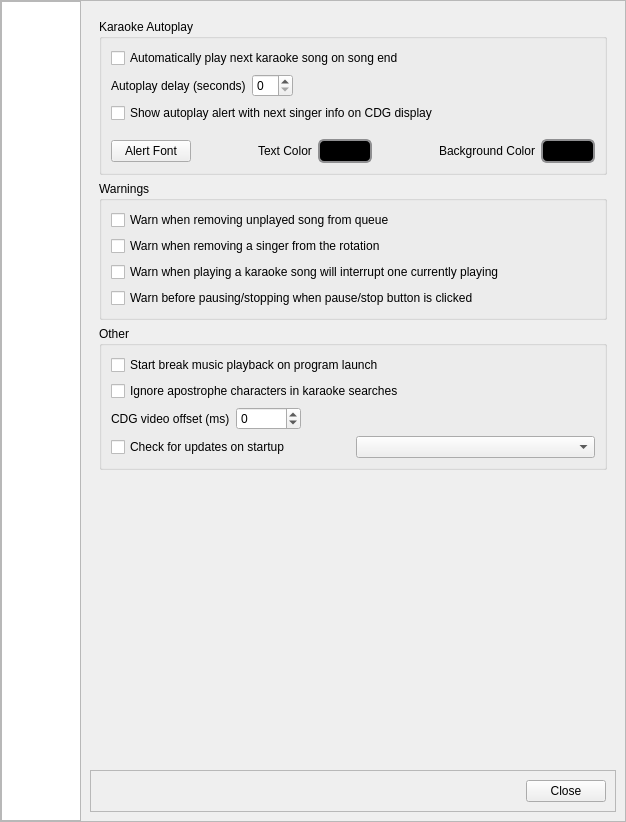
The window that OpenKJ/dlgsettings.ui (OpenKJ/OpenKJ) describes before a commit, drawn with Qt 5.
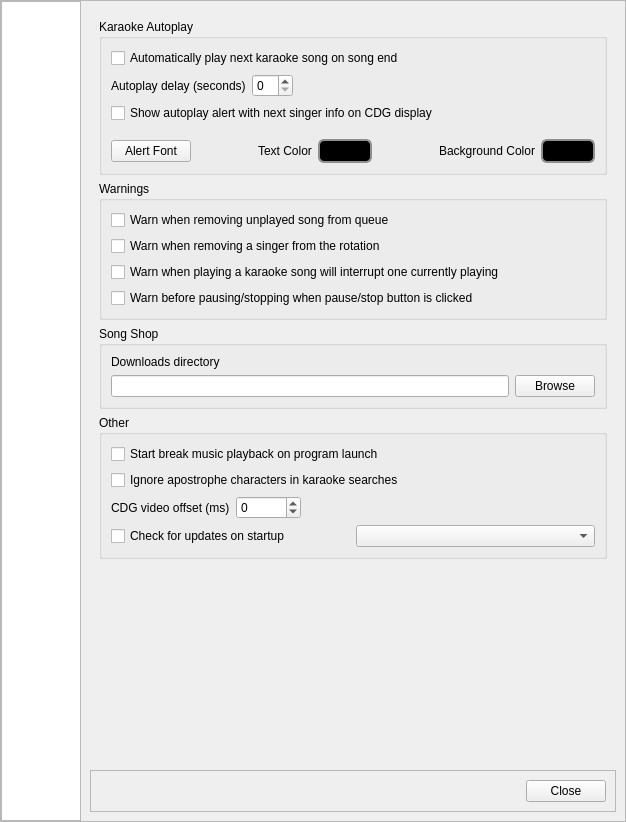
The same window after the commit. The open tabs and pages were chosen to show the change. Icons and pictures are not drawn.

Commit message: Adding Song Shop with karaoke.net integration

The edit to the form file:
```diff
--- a/OpenKJ/dlgsettings.ui
+++ b/OpenKJ/dlgsettings.ui
@@ -1225,6 +1225,46 @@
               </layout>
              </widget>
             </item>
+            <item>
+             <widget class="QGroupBox" name="groupBox_4">
+              <property name="title">
+               <string>Song Shop</string>
+              </property>
+              <layout class="QVBoxLayout" name="verticalLayout_20">
+               <item>
+                <widget class="QLabel" name="label_25">
+                 <property name="text">
+                  <string>&lt;html&gt;&lt;head/&gt;&lt;body&gt;&lt;p&gt;Downloads directory&lt;/p&gt;&lt;/body&gt;&lt;/html&gt;</string>
+                 </property>
+                </widget>
+               </item>
+               <item>
+                <layout class="QHBoxLayout" name="horizontalLayout_18">
+                 <property name="topMargin">
+                  <number>0</number>
+                 </property>
+                 <item>
+                  <widget class="QLineEdit" name="lineEditDownloadsDir">
+                   <property name="enabled">
+                    <bool>true</bool>
+                   </property>
+                   <property name="readOnly">
+                    <bool>true</bool>
+                   </property>
+                  </widget>
+                 </item>
+                 <item>
+                  <widget class="QPushButton" name="btnBrowse">
+                   <property name="text">
+                    <string>Browse</string>
+                   </property>
+                  </widget>
+                 </item>
+                </layout>
+               </item>
+              </layout>
+             </widget>
+            </item>
             <item>
              <widget class="QGroupBox" name="groupBox_3">
               <property name="title">
```
Left out of the diff: 2 changed lines with no effect on the pictures. The commit also changes 39 other files.
